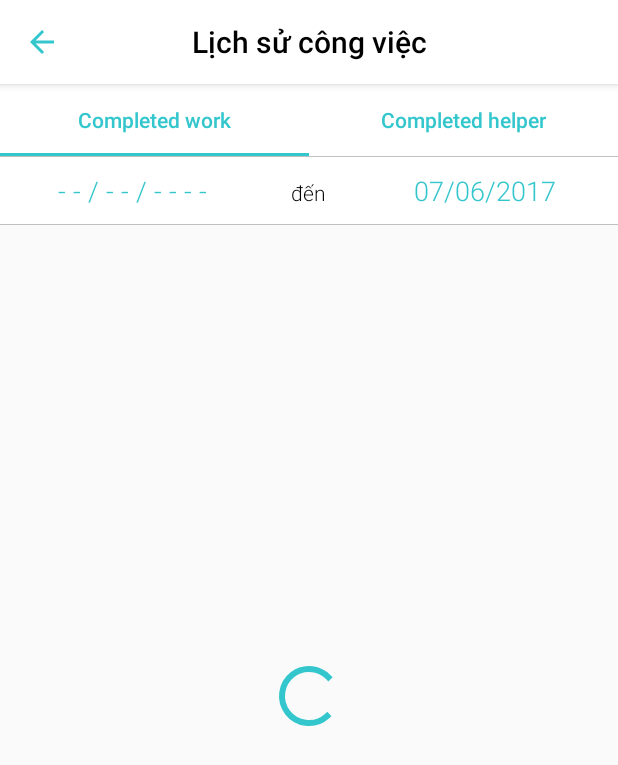
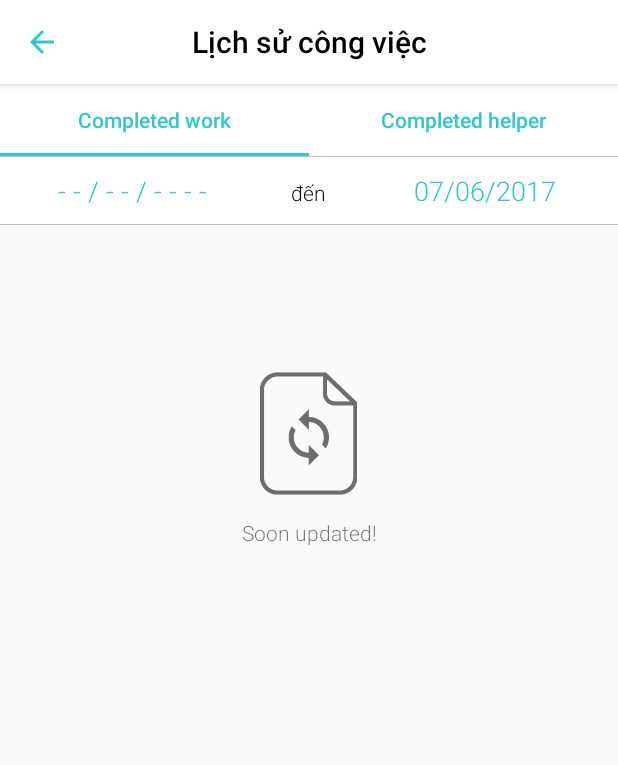
Before and after one commit to thanhduy26091995/Maid, an Android app: the HistoryJobFragment screen opened directly, with no data from a screen before it, on a phone screen of 412 x 824 dp. Shown: the top 765 px of the screen. Run offline under Robolectric (Android 15) with nearby library versions, the phone set to English and light mode, and no system bars; our stand-ins replace ButterKnife; network calls fail.

Commit message:
Duy Nguyễn: code layout History 3

```diff
--- a/app/src/main/java/com/hbbsolution/maid/api/ApiInterface.java
+++ b/app/src/main/java/com/hbbsolution/maid/api/ApiInterface.java
@@ -1,6 +1,7 @@
 package com.hbbsolution.maid.api;
 
 
+import com.hbbsolution.maid.history.model.WorkHistoryResponse;
 import com.hbbsolution.maid.workmanager.listworkmanager.model.workmanager.WorkManagerResponse;
 
 import retrofit2.Call;
@@ -15,4 +16,7 @@ public interface ApiInterface {
     @GET("maid/getAllTasks")
     Call<WorkManagerResponse> getInfo(@Query("process") String idProcess, @Query("sortByTaskTime") boolean isSortByTaskTime);
 
+    @GET("maid/getHistoryTasks")
+    Call<WorkHistoryResponse> getInfoWorkHistory(@Query("startAt") String startAt, @Query("endAt") String endAt, @Query("page") int page);
+
 }
--- a/app/src/main/java/com/hbbsolution/maid/history/fragment/HistoryJobFragment.java
+++ b/app/src/main/java/com/hbbsolution/maid/history/fragment/HistoryJobFragment.java
@@ -11,11 +11,15 @@ import android.view.LayoutInflater;
 import android.view.View;
 import android.view.ViewGroup;
 import android.widget.DatePicker;
+import android.widget.LinearLayout;
 import android.widget.ProgressBar;
 import android.widget.TextView;
 
 import com.hbbsolution.maid.R;
 import com.hbbsolution.maid.history.adapter.HistoryJobAdapter;
+import com.hbbsolution.maid.history.inteface.WorkHistoryView;
+import com.hbbsolution.maid.history.presenter.WorkHistoryPresenter;
+import com.hbbsolution.maid.utils.EndlessRecyclerViewScrollListener;
 
 import java.text.SimpleDateFormat;
 import java.util.Calendar;
@@ -26,22 +30,23 @@ import java.util.Date;
  * Created by Administrator on 15/05/2017.
  */
 
-public class HistoryJobFragment extends Fragment {
+public class HistoryJobFragment extends Fragment implements WorkHistoryView {
     private View v, view;
     private RecyclerView recyclerView;
     private LinearLayoutManager layoutManager;
     private HistoryJobAdapter historyJobAdapter;
- //   private WorkHistoryPresenter workHistoryPresenter;
+    private WorkHistoryPresenter workHistoryPresenter;
     private TextView tvStartDate, tvEndDate;
     private Calendar cal;
     private Date startDate, endDate;
     private String strStartDate, strEndDate;
     private int currentPage, currentPageTime;
- //   private EndlessRecyclerViewScrollListener scrollListener;
- //   private List<WorkHistory> mDocList = new ArrayList<>();
+    private EndlessRecyclerViewScrollListener scrollListener;
+  //  private List<WorkHistory> mDocList = new ArrayList<>();
     private SwipeRefreshLayout mSwipeRefreshLayout;
     private SimpleDateFormat simpleDateFormat = new SimpleDateFormat("yyyy-MM-dd'T'HH:mm:ss.SSS'Z'");
     private ProgressBar progressBar;
+    private LinearLayout lnNoData;
 
     public HistoryJobFragment() {
     }
@@ -62,6 +67,7 @@ public class HistoryJobFragment extends Fragment {
         progressBar.setVisibility(View.VISIBLE);
         mSwipeRefreshLayout = (SwipeRefreshLayout) v.findViewById(R.id.swipeRefreshLayout);
         recyclerView = (RecyclerView) v.findViewById(R.id.recycleview_history_job);
+        lnNoData = (LinearLayout) v.findViewById(R.id.lnNoData);
         layoutManager = new LinearLayoutManager(getActivity());
         recyclerView.setLayoutManager(layoutManager);
         recyclerView.setHasFixedSize(true);
@@ -78,8 +84,8 @@ public class HistoryJobFragment extends Fragment {
         currentPage = 1;
 
 
-//        workHistoryPresenter = new WorkHistoryPresenter(this);
-//        workHistoryPresenter.getInfoWorkHistory(currentPage, simpleDateFormat.format(endDate));
+        workHistoryPresenter = new WorkHistoryPresenter(this);
+        workHistoryPresenter.getInfoWorkHistory(currentPage, simpleDateFormat.format(endDate));
         tvStartDate.setOnClickListener(new View.OnClickListener() {
             @Override
             public void onClick(View v) {
@@ -99,12 +105,14 @@ public class HistoryJobFragment extends Fragment {
                 new Handler().postDelayed(new Runnable() {
                     @Override
                     public void run() {
+
                         if (tvStartDate.getText().toString().equals("- - / - - / - - - -")) {
                             currentPage = 1;
- //                           workHistoryPresenter.getInfoWorkHistory(currentPage, simpleDateFormat.format(endDate));
+                            workHistoryPresenter.getInfoWorkHistory(currentPage, simpleDateFormat.format(endDate));
                         } else {
                             currentPageTime = 1;
- //                           workHistoryPresenter.getInfoWorkHistoryTime(simpleDateFormat.format(startDate), simpleDateFormat.format(endDate), currentPage);
+
+                            workHistoryPresenter.getInfoWorkHistoryTime(simpleDateFormat.format(startDate), simpleDateFormat.format(endDate), currentPage);
                         }
                         mSwipeRefreshLayout.setRefreshing(false);
                     }
@@ -121,7 +129,12 @@ public class HistoryJobFragment extends Fragment {
 //        historyJobAdapter = new HistoryJobAdapter(getActivity(), mDocList);
 //        recyclerView.setAdapter(historyJobAdapter);
 //        progressBar.setVisibility(View.GONE);
-//        view.setVisibility(View.VISIBLE);
+//        if (listWorkHistory.size() > 0) {
+//            view.setVisibility(View.VISIBLE);
+//            lnNoData.setVisibility(View.GONE);
+//        } else {
+//            lnNoData.setVisibility(View.VISIBLE);
+//        }
 //        scrollListener = new EndlessRecyclerViewScrollListener(layoutManager) {
 //            @Override
 //            public void onLoadMore(int page, int totalItemsCount, RecyclerView view) {
@@ -155,8 +168,12 @@ public class HistoryJobFragment extends Fragment {
 //        historyJobAdapter = new HistoryJobAdapter(getActivity(), mDocList);
 //        recyclerView.setAdapter(historyJobAdapter);
 //        progressBar.setVisibility(View.GONE);
-//        view.setVisibility(View.VISIBLE);
-//        mSwipeRefreshLayout.setVisibility(View.VISIBLE);
+//        if (listWorkHistory.size() > 0) {
+//            view.setVisibility(View.VISIBLE);
+//            lnNoData.setVisibility(View.GONE);
+//        } else {
+//            lnNoData.setVisibility(View.VISIBLE);
+//        }
 //        scrollListener = new EndlessRecyclerViewScrollListener(layoutManager) {
 //            @Override
 //            public void onLoadMore(int page, int totalItemsCount, RecyclerView view) {
@@ -182,11 +199,12 @@ public class HistoryJobFragment extends Fragment {
 //            }
 //        });
 //    }
-//
-//    @Override
-//    public void getError() {
-//
-//    }
+
+    @Override
+    public void getError() {
+        lnNoData.setVisibility(View.VISIBLE);
+        progressBar.setVisibility(View.GONE);
+    }
 
     public void showDatePickerDialog1() {
         DatePickerDialog.OnDateSetListener callback = new DatePickerDialog.OnDateSetListener() {
@@ -210,10 +228,9 @@ public class HistoryJobFragment extends Fragment {
                 if (endDate.getTime() - startDate.getTime() >= 0) {
                     view.setVisibility(View.INVISIBLE);
                     progressBar.setVisibility(View.VISIBLE);
-                    mSwipeRefreshLayout.setVisibility(View.INVISIBLE);
-    //                workHistoryPresenter.getInfoWorkHistoryTime(simpleDateFormat.format(startDate), simpleDateFormat.format(endDate), currentPageTime);
+                    workHistoryPresenter.getInfoWorkHistoryTime(simpleDateFormat.format(startDate), simpleDateFormat.format(endDate), currentPageTime);
                 } else {
-     //               ShowAlertDialog.showAlert(getResources().getString(R.string.rangetime), getActivity());
+   //                 ShowAlertDialog.showAlert(getResources().getString(R.string.rangetime), getActivity());
                 }
             }
         };
@@ -255,13 +272,14 @@ public class HistoryJobFragment extends Fragment {
                     if (endDate.getTime() - startDate.getTime() >= 0) {
                         view.setVisibility(View.INVISIBLE);
                         progressBar.setVisibility(View.VISIBLE);
-                        mSwipeRefreshLayout.setVisibility(View.INVISIBLE);
-      //                  workHistoryPresenter.getInfoWorkHistoryTime(simpleDateFormat.format(startDate), simpleDateFormat.format(endDate), currentPageTime);
+                        workHistoryPresenter.getInfoWorkHistoryTime(simpleDateFormat.format(startDate), simpleDateFormat.format(endDate), currentPageTime);
                     } else {
-      //                  ShowAlertDialog.showAlert(getResources().getString(R.string.rangetime), getActivity());
+ //                       ShowAlertDialog.showAlert(getResources().getString(R.string.rangetime), getActivity());
                     }
                 } else {
-      //              workHistoryPresenter.getInfoWorkHistoryTime("", simpleDateFormat.format(endDate), currentPageTime);
+                    view.setVisibility(View.INVISIBLE);
+                    progressBar.setVisibility(View.VISIBLE);
+                    workHistoryPresenter.getInfoWorkHistoryTime("", simpleDateFormat.format(endDate), currentPageTime);
                 }
             }
         };
--- a/app/src/main/java/com/hbbsolution/maid/utils/SessionManagerForLanguage.java
+++ b/app/src/main/java/com/hbbsolution/maid/utils/SessionManagerForLanguage.java
@@ -39,9 +39,9 @@ public class SessionManagerForLanguage {
         editor.commit();
     }
 
-//    public String getLanguage() {
-//        return pref.getString(KEY_LANGUAGE, _context.getResources().getString(R.string.default_language));
-//    }
+    public String getLanguage() {
+        return pref.getString(KEY_LANGUAGE, _context.getResources().getString(R.string.default_language));
+    }
     public void setIsClickedLanguage(boolean isFinished) {
         editor.putBoolean(KEY_IS_CLICK_LANGUAGE, isFinished);
         //commit
--- a/app/src/main/res/layout/fragment_history_job.xml
+++ b/app/src/main/res/layout/fragment_history_job.xml
@@ -2,6 +2,7 @@
 <RelativeLayout xmlns:android="http://schemas.android.com/apk/res/android"
     android:layout_width="match_parent"
     android:layout_height="match_parent">
+
     <ProgressBar
         android:id="@+id/progressPost"
         android:layout_width="wrap_content"
@@ -64,14 +65,70 @@
         <android.support.v4.widget.SwipeRefreshLayout
             android:id="@+id/swipeRefreshLayout"
             android:layout_width="match_parent"
-            android:layout_height="match_parent">
+            android:layout_height="match_parent"
+            android:layout_below="@id/view">
 
+            <RelativeLayout
+                android:layout_width="match_parent"
+                android:layout_height="match_parent">
 
-            <android.support.v7.widget.RecyclerView
-                android:id="@+id/recycleview_history_job"
-                android:layout_width="match_parent"
-                android:layout_height="wrap_content"
-                android:scrollbars="vertical" />
+                <android.support.v7.widget.RecyclerView
+                    android:id="@+id/recycleview_history_job"
+                    android:layout_width="match_parent"
+                    android:layout_height="wrap_content"
+                    android:scrollbars="vertical" />
+
+                <LinearLayout
+                    android:id="@+id/lnNoData"
+                    android:layout_width="match_parent"
+                    android:layout_height="match_parent"
+                    android:orientation="vertical"
+                    android:visibility="gone"
+                    android:weightSum="4">
+
+                    <LinearLayout
+                        android:layout_width="match_parent"
+                        android:layout_height="0dp"
+                        android:layout_weight="1"
+                        android:orientation="horizontal"
+                        android:weightSum="5">
+
+                        <LinearLayout
+                            android:layout_width="0dp"
+                            android:layout_height="match_parent"
+                            android:layout_weight="2" />
+
+                        <LinearLayout
+                            android:layout_width="0dp"
+                            android:layout_height="match_parent"
+                            android:layout_gravity="bottom"
+                            android:layout_weight="1"
+                            android:orientation="vertical"
+                            android:weightSum="2">
+
+                            <LinearLayout
+                                android:layout_width="match_parent"
+                                android:layout_height="0dp"
+                                android:layout_weight="1" />
+
+                            <ImageView
+                                android:layout_width="match_parent"
+                                android:layout_height="0dp"
+                                android:layout_weight="1"
+                                android:src="@drawable/icon_nodata" />
+                        </LinearLayout>
+                    </LinearLayout>
+
+                    <TextView
+                        android:layout_width="match_parent"
+                        android:layout_height="0dp"
+                        android:layout_weight="1"
+                        android:gravity="center_horizontal"
+                        android:padding="15dp"
+                        android:text="@string/soonupdated" />
+                </LinearLayout>
+            </RelativeLayout>
         </android.support.v4.widget.SwipeRefreshLayout>
+
     </LinearLayout>
 </RelativeLayout>
```
Also changed, not shown: app/src/main/java/com/hbbsolution/maid/history/model/Data.java (added, +66 -0 lines), app/src/main/java/com/hbbsolution/maid/history/model/WorkHistoryResponse.java (added, +43 -0 lines), app/src/main/java/com/hbbsolution/maid/history/presenter/WorkHistoryPresenter.java (+113 -0 lines), app/src/main/java/com/hbbsolution/maid/utils/EndlessRecyclerViewScrollListener.java (added, +110 -0 lines), app/src/main/res/values/strings.xml (+10 -10 lines).
